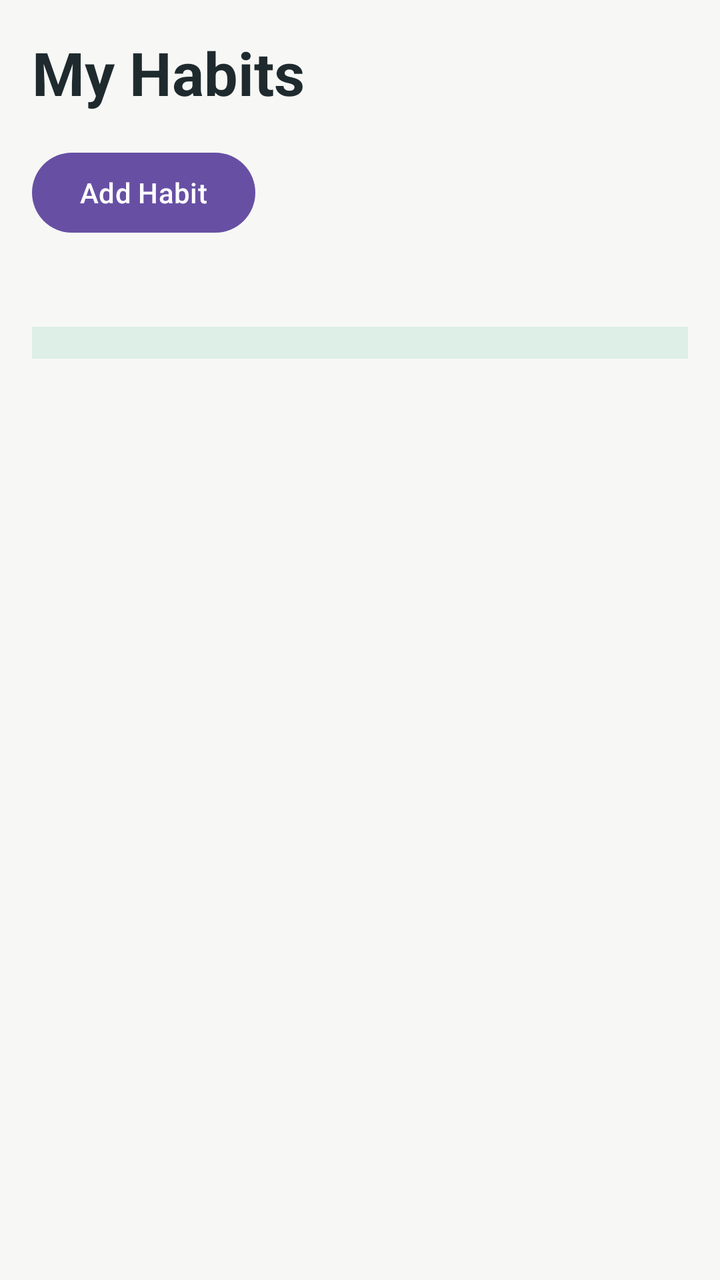
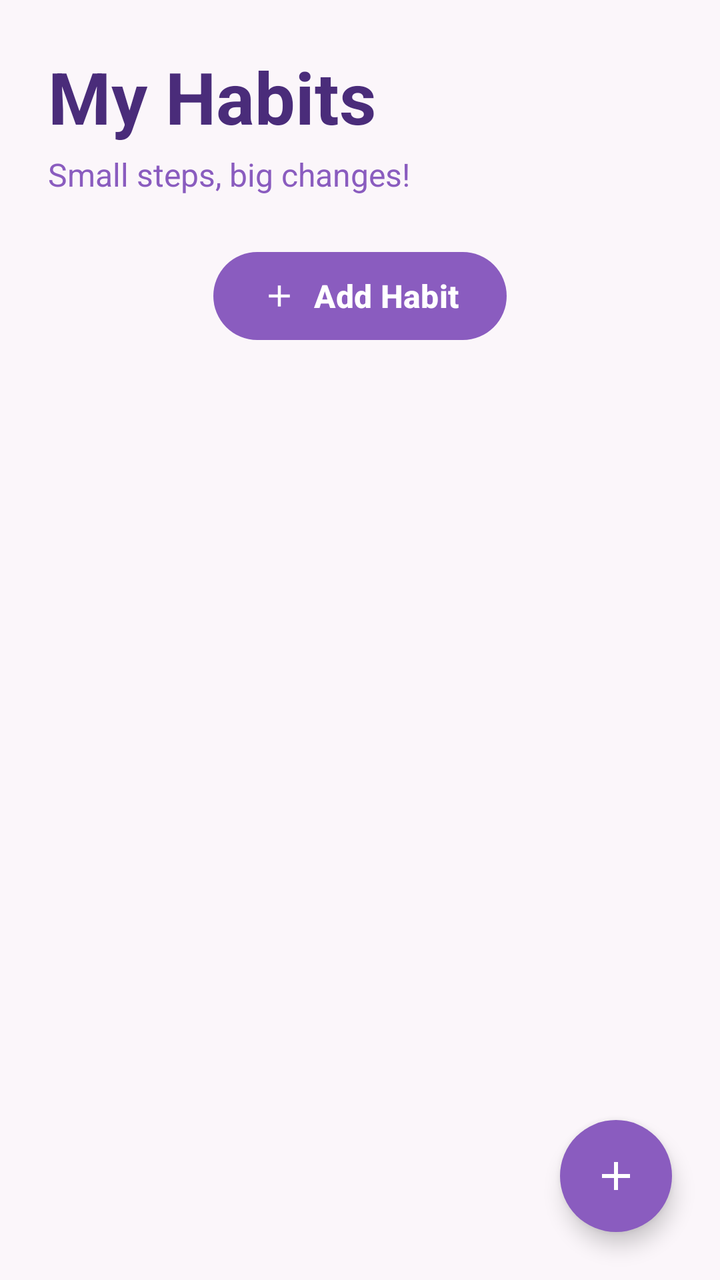

Two renders of the same Android screen: before a commit and after it. Below are the layout's source before the change and the commit's diff.
<!-- AndroidManifest.xml: application theme Theme.HabbitTracker -->
<!-- res/layout/activity_main.xml -->
<?xml version="1.0" encoding="utf-8"?>
<LinearLayout xmlns:android="http://schemas.android.com/apk/res/android"
    android:id="@+id/main"
    android:layout_width="match_parent"
    android:layout_height="match_parent"
    android:orientation="vertical"
    android:padding="16dp"
    android:background="@color/paper">

    <TextView
        android:id="@+id/titleText"
        android:layout_width="wrap_content"
        android:layout_height="wrap_content"
        android:text="@string/app_title"
        android:textSize="30sp"
        android:textStyle="bold"
        android:textColor="@color/ink"/>

    <Button
        android:id="@+id/addHabitButton"
        android:layout_width="wrap_content"
        android:layout_height="wrap_content"
        android:layout_marginTop="16dp"
        android:text="@string/add_habit"/>

    <TextView
        android:id="@+id/messageText"
        android:layout_width="wrap_content"
        android:layout_height="wrap_content"
        android:layout_marginTop="8dp"
        android:text=""
        android:textColor="@color/ink"/>

    <ScrollView
        android:layout_width="match_parent"
        android:layout_height="match_parent"
        android:layout_marginTop="16dp">

        <LinearLayout
            android:id="@+id/habitListContainer"
            android:layout_width="match_parent"
            android:layout_height="wrap_content"
            android:orientation="vertical"
            android:background="@color/mint"
            android:padding="8dp"/>
    </ScrollView>
</LinearLayout>
<!-- resources referenced by this layout -->
<resources>
  <color name="ink">#1F2A2E</color>
  <color name="mint">#DDEFE7</color>
  <color name="paper">#F7F8F5</color>
  <string name="add_habit">Add Habit</string>
  <string name="app_title">My Habits</string>
  <style name="Theme.HabbitTracker" parent="Base.Theme.HabbitTracker" />
  <style name="Base.Theme.HabbitTracker" parent="Theme.Material3.DayNight.NoActionBar">
          
          
      </style>
</resources>

<!-- the commit's change to res/layout/activity_main.xml (unified diff, before → after) -->
@@ -1,47 +1,83 @@
 <?xml version="1.0" encoding="utf-8"?>
-<LinearLayout xmlns:android="http://schemas.android.com/apk/res/android"
+<FrameLayout xmlns:android="http://schemas.android.com/apk/res/android"
+    xmlns:app="http://schemas.android.com/apk/res-auto"
     android:id="@+id/main"
     android:layout_width="match_parent"
     android:layout_height="match_parent"
-    android:orientation="vertical"
-    android:padding="16dp"
     android:background="@color/paper">
 
-    <TextView
-        android:id="@+id/titleText"
+    <LinearLayout
+        android:layout_width="match_parent"
+        android:layout_height="match_parent"
+        android:orientation="vertical"
+        android:paddingStart="24dp"
+        android:paddingEnd="24dp"
+        android:paddingTop="24dp">
+
+        <TextView
+            android:id="@+id/titleText"
+            android:layout_width="wrap_content"
+            android:layout_height="wrap_content"
+            android:text="@string/app_title"
+            android:textSize="36sp"
+            android:textStyle="bold"
+            android:textColor="@color/purple_dark"/>
+
+        <TextView
+            android:id="@+id/taglineText"
+            android:layout_width="wrap_content"
+            android:layout_height="wrap_content"
+            android:layout_marginTop="4dp"
+            android:text="@string/app_tagline"
+            android:textSize="16sp"
+            android:textColor="@color/purple_primary"/>
+
+        <com.google.android.material.button.MaterialButton
+            android:id="@+id/addHabitButton"
+            android:layout_width="wrap_content"
+            android:layout_height="wrap_content"
+            android:layout_gravity="center_horizontal"
+            android:layout_marginTop="24dp"
+            android:text="@string/add_habit"
+            app:icon="@drawable/ic_add"
+            app:iconGravity="textStart"
+            app:iconPadding="8dp"/>
+
+        <TextView
+            android:id="@+id/messageText"
+            android:layout_width="wrap_content"
+            android:layout_height="wrap_content"
+            android:layout_marginTop="8dp"
+            android:text=""
+            android:textColor="@color/purple_primary"/>
+
+        <ScrollView
+            android:layout_width="match_parent"
+            android:layout_height="0dp"
+            android:layout_weight="1"
+            android:layout_marginTop="8dp"
+            android:clipToPadding="false"
+            android:paddingBottom="100dp">
+
+            <LinearLayout
+                android:id="@+id/habitListContainer"
+                android:layout_width="match_parent"
+                android:layout_height="wrap_content"
+                android:orientation="vertical"/>
+
+        </ScrollView>
+
+    </LinearLayout>
+
+    <com.google.android.material.floatingactionbutton.FloatingActionButton
+        android:id="@+id/addFab"
         android:layout_width="wrap_content"
         android:layout_height="wrap_content"
-        android:text="@string/app_title"
-        android:textSize="30sp"
-        android:textStyle="bold"
-        android:textColor="@color/ink"/>
-
-    <Button
-        android:id="@+id/addHabitButton"
-        android:layout_width="wrap_content"
-        android:layout_height="wrap_content"
-        android:layout_marginTop="16dp"
-        android:text="@string/add_habit"/>
-
-    <TextView
-        android:id="@+id/messageText"
-        android:layout_width="wrap_content"
-        android:layout_height="wrap_content"
-        android:layout_marginTop="8dp"
-        android:text=""
-        android:textColor="@color/ink"/>
-
-    <ScrollView
-        android:layout_width="match_parent"
-        android:layout_height="match_parent"
-        android:layout_marginTop="16dp">
-
-        <LinearLayout
-            android:id="@+id/habitListContainer"
-            android:layout_width="match_parent"
-            android:layout_height="wrap_content"
-            android:orientation="vertical"
-            android:background="@color/mint"
-            android:padding="8dp"/>
-    </ScrollView>
-</LinearLayout>
+        android:layout_gravity="bottom|end"
+        android:layout_margin="24dp"
+        android:contentDescription="@string/add_habit"
+        android:src="@drawable/ic_add"
+        app:backgroundTint="@color/purple_primary"
+        app:tint="@color/white"
+        app:shapeAppearanceOverlay="@style/ShapeAppearance.App.Pill"/>
+</FrameLayout>
<!-- resource entries referenced after the edit -->
@@ -1,14 +1,59 @@
 <!-- resources referenced by this layout -->
 <resources>
-  <color name="ink">#1F2A2E</color>
-  <color name="mint">#DDEFE7</color>
-  <color name="paper">#F7F8F5</color>
+  <color name="ink">#2B1B4E</color>
+  <style name="Widget.App.Button" parent="Widget.Material3.Button">
+          <item name="shapeAppearance">@style/ShapeAppearance.App.Pill</item>
+          <item name="android:textAllCaps">false</item>
+          <item name="android:textSize">16sp</item>
+          <item name="android:textStyle">bold</item>
+          <item name="android:minHeight">52dp</item>
+          <item name="android:paddingStart">24dp</item>
+          <item name="android:paddingEnd">24dp</item>
+      </style>
+  <style name="Widget.App.Button.Outlined" parent="Widget.Material3.Button.OutlinedButton">
+          <item name="shapeAppearance">@style/ShapeAppearance.App.Pill</item>
+          <item name="android:textAllCaps">false</item>
+          <item name="android:textSize">16sp</item>
+          <item name="android:textStyle">bold</item>
+          <item name="android:minHeight">52dp</item>
+          <item name="strokeColor">@color/purple_primary</item>
+          <item name="strokeWidth">1.5dp</item>
+          <item name="android:textColor">@color/purple_dark</item>
+      </style>
+  <color name="paper">#FBF6FA</color>
+  <color name="purple_dark">#4A2C7A</color>
+  <color name="purple_primary">#8A5CBF</color>
+  <color name="white">#FFFFFFFF</color>
+  <!-- drawable ic_add (drawable) -->
+  <vector xmlns:android="http://schemas.android.com/apk/res/android"
+      android:width="24dp"
+      android:height="24dp"
+      android:viewportWidth="24"
+      android:viewportHeight="24">
+      <path
+          android:fillColor="#FFFFFFFF"
+          android:pathData="M19,13h-6v6h-2v-6H5v-2h6V5h2v6h6v2z"/>
+  </vector>
   <string name="add_habit">Add Habit</string>
+  <string name="app_tagline">Small steps, big changes!</string>
   <string name="app_title">My Habits</string>
+  <style name="ShapeAppearance.App.Pill" parent="">
+          <item name="cornerFamily">rounded</item>
+          <item name="cornerSize">50%</item>
+      </style>
   <style name="Theme.HabbitTracker" parent="Base.Theme.HabbitTracker" />
-  <style name="Base.Theme.HabbitTracker" parent="Theme.Material3.DayNight.NoActionBar">
-          
-          
+  <style name="Base.Theme.HabbitTracker" parent="Theme.Material3.Light.NoActionBar">
+          <item name="colorPrimary">@color/purple_primary</item>
+          <item name="colorOnPrimary">@color/white</item>
+          <item name="colorPrimaryContainer">@color/purple_light</item>
+          <item name="colorOnPrimaryContainer">@color/purple_dark</item>
+          <item name="colorSurface">@color/paper</item>
+          <item name="colorOnSurface">@color/ink</item>
+          <item name="android:colorBackground">@color/paper</item>
+  
+          <item name="materialButtonStyle">@style/Widget.App.Button</item>
+          <item name="materialButtonOutlinedStyle">@style/Widget.App.Button.Outlined</item>
       </style>
+  <color name="purple_light">#E9DBFA</color>
 </resources>
 
